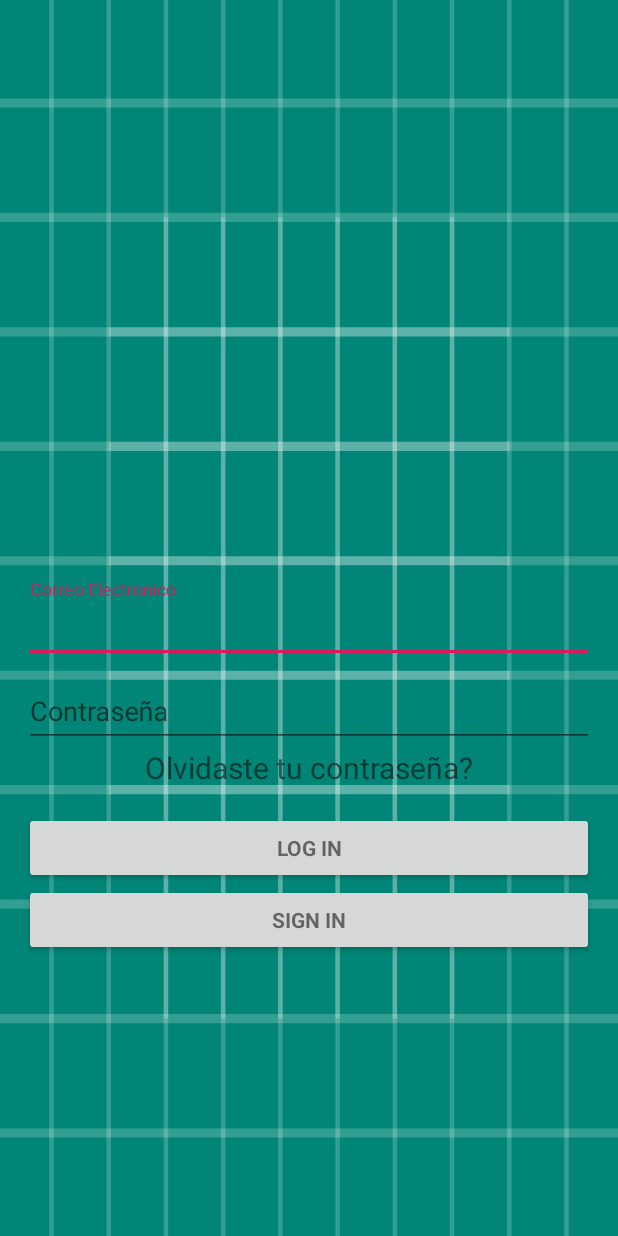
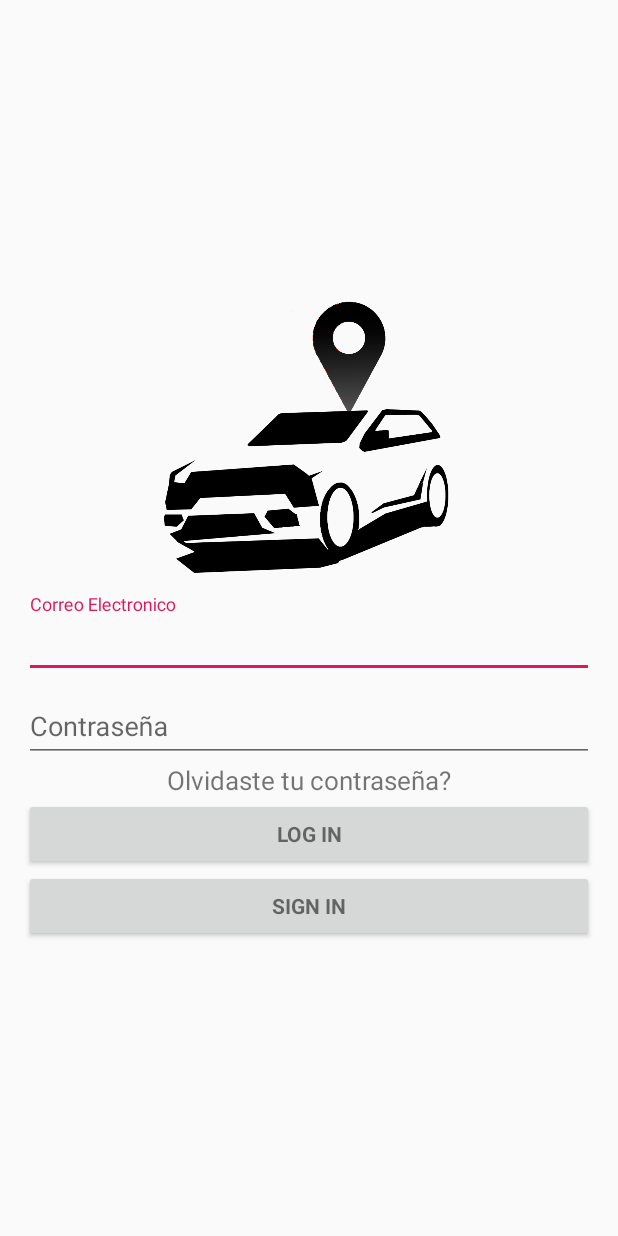
Before and after one commit to asdf1234Damian/Ubicarte, an Android app: the layout activity_login.xml on its own in the app's theme, with its tools: preview values and no code run, on a phone screen of 412 x 824 dp. Run offline under Robolectric (Android 15) with nearby library versions, the phone set to English and light mode, and no system bars.

Commit message:
Login Layout terminado

```diff
--- a/app/src/main/res/layout/activity_login.xml
+++ b/app/src/main/res/layout/activity_login.xml
@@ -1,6 +1,6 @@
 <?xml version="1.0" encoding="utf-8"?>
 <LinearLayout xmlns:android="http://schemas.android.com/apk/res/android"
-    xmlns:app="http://schemas.android.com/apk/res-auto"
+        xmlns:app="http://schemas.android.com/apk/res-auto"
     xmlns:tools="http://schemas.android.com/tools"
     android:layout_width="match_parent"
     android:layout_height="match_parent"
@@ -10,7 +10,7 @@
     android:paddingTop="@dimen/activity_vertical_margin"
     android:paddingRight="@dimen/activity_horizontal_margin"
     android:paddingBottom="@dimen/activity_vertical_margin"
-    android:background="@drawable/ic_launcher_background"
+
     tools:context=".LoginActivity">
 
     <!-- Login progress -->
@@ -29,21 +29,23 @@
             android:id="@+id/email_login_form"
             android:layout_width="match_parent"
             android:layout_height="wrap_content"
-            android:orientation="vertical">
+            android:orientation="vertical"
+
+        >
 
 
         <ImageView
             android:id="@+id/imageView"
-            android:layout_width="200sp"
-            android:layout_height="200sp"
-            android:adjustViewBounds="true"
+            android:layout_width="match_parent"
+            android:layout_height="200dp"
+            android:adjustViewBounds="false"
             android:contentDescription="@string/todo"
-            android:scaleType="fitCenter"
-            android:src="@drawable/LogoHD"/>
+            app:srcCompat="@drawable/logohd" />
 
             <android.support.design.widget.TextInputLayout
                 android:layout_width="match_parent"
-                android:layout_height="wrap_content">
+                android:layout_height="wrap_content"
+                >
 
                 <AutoCompleteTextView
                     android:id="@+id/email"
@@ -81,7 +83,7 @@
                 android:layout_width="match_parent"
                 android:layout_height="wrap_content"
                 android:textAlignment="center"
-                android:textSize="20sp"
+                android:textSize="17sp"
                 android:text="@string/olvidaste_tu_contrase_a"/>
 
             <Button
@@ -89,7 +91,7 @@
                 style="?android:textAppearanceSmall"
                 android:layout_width="match_parent"
                 android:layout_height="wrap_content"
-                android:layout_marginTop="16dp"
+
                 android:text="@string/log_in"
                 android:textStyle="bold" />
             <Button
```
Also changed, not shown: app/src/main/AndroidManifest.xml (+5 -2 lines), app/src/main/res/layout/activity_splash.xml (added, +14 -0 lines), app/src/main/res/LogoHD.9.png (deleted), app/src/main/res/LogoHD.png (deleted), app/src/main/res/drawable-200x200/logo200.xml (renamed from app/src/main/res/drawable/logo.xml), app/src/main/res/drawable/logohd.png (added).
